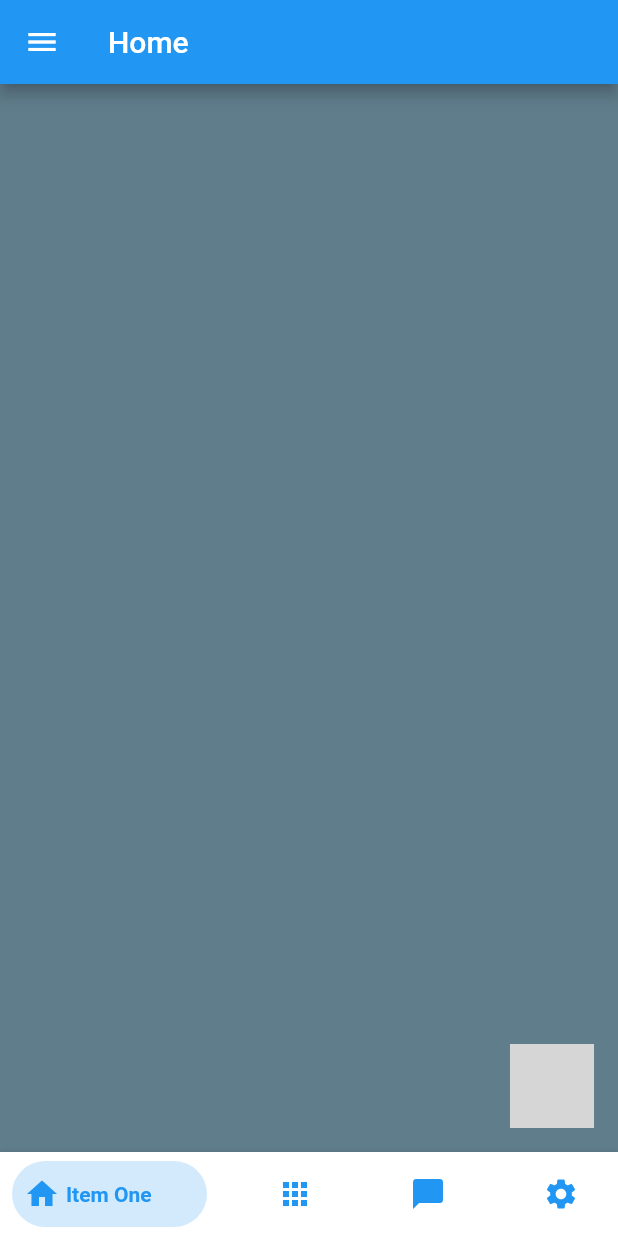
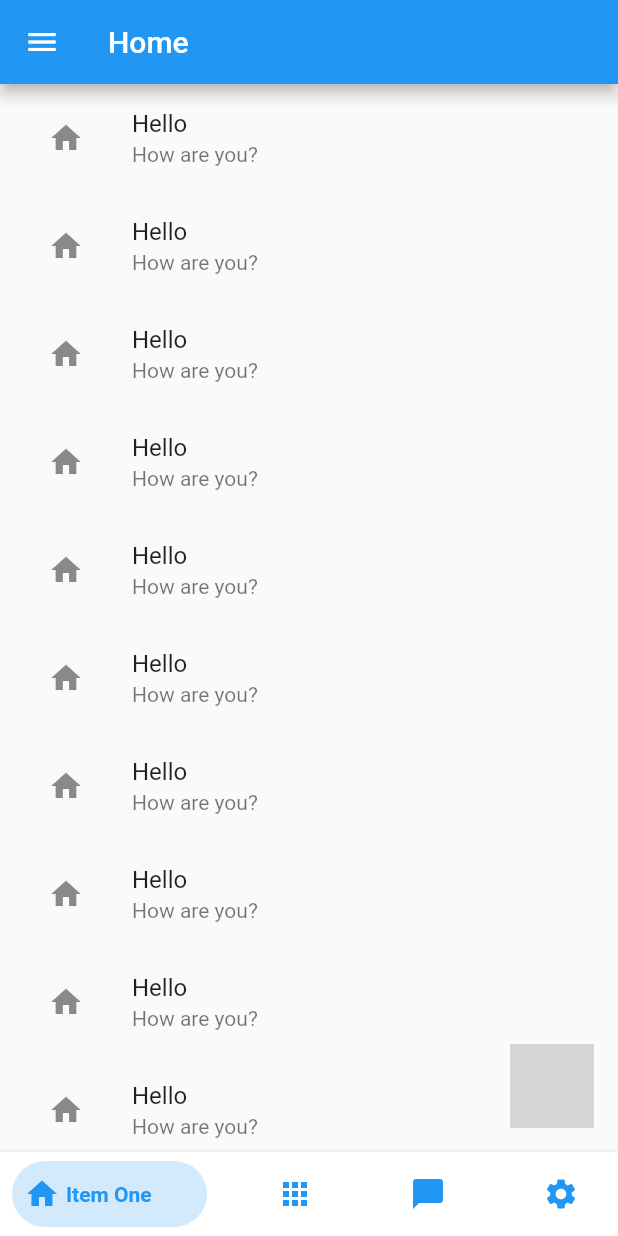
Before and after one commit to Reglament989/exyji, a Flutter app: the screen it shows after launch, after a tap on "Sign in", after a tap on "Skip", on a phone screen of 412 x 824 dp. Run offline on Flutter 3.47's test engine with Material 2 defaults, Android fonts, the phone set to English and light mode, and no system bars; drawn by our look-alikes of bottom_navy_bar, flutter_slidable; missing offline and left inert: fab_circular_menu; grey boxes are pictures that could not be loaded.

Commit message:
small improvments in login page, add infinity scroll lists to home for test perfomance. is awesome!!

```diff
--- a/lib/screens/home/components/body.dart
+++ b/lib/screens/home/components/body.dart
@@ -1,3 +1,4 @@
+import 'package:fl_reload/screens/home/components/page.dart';
 import 'package:flutter/material.dart';
 
 class Body extends StatelessWidget {
@@ -19,18 +20,10 @@ class Body extends StatelessWidget {
         controller: _pageController,
         onPageChanged: (index) => updateIndex(index),
         children: <Widget>[
-          Container(
-            color: Colors.blueGrey,
-          ),
-          Container(
-            color: Colors.red,
-          ),
-          Container(
-            color: Colors.green,
-          ),
-          Container(
-            color: Colors.blue,
-          ),
+          BodyPage(),
+          BodyPage(),
+          BodyPage(),
+          BodyPage(),
         ],
       ),
     );
--- /dev/null
+++ b/lib/screens/home/components/page.dart
@@ -0,0 +1,70 @@
+import 'package:flutter/material.dart';
+import 'package:flutter_slidable/flutter_slidable.dart';
+import 'package:uuid/uuid.dart';
+
+const uuid = Uuid();
+
+class BodyPage extends StatelessWidget {
+  @override
+  Widget build(BuildContext context) {
+    return Container(
+      child: ListView.builder(
+          itemBuilder: (BuildContext ctx, idx) => ListItem(
+                ctx: ctx,
+                idx: idx,
+                key: Key(uuid.v4()),
+                title: "Hello",
+                subtitle: "How are you?",
+                icon: Icons.home,
+              )),
+    );
+  }
+}
+
+class ListItem extends StatelessWidget {
+  final ctx, idx;
+  final String title, subtitle;
+  final IconData icon;
+
+  const ListItem(
+      {Key? key,
+      required this.ctx,
+      required this.idx,
+      required this.title,
+      required this.subtitle,
+      required this.icon})
+      : assert(ctx != null, idx != null),
+        super(key: key);
+  @override
+  Widget build(BuildContext context) {
+    return Slidable(
+        key: key,
+        actionPane: SlidableScrollActionPane(),
+        child: ListTile(
+          title: Text(title),
+          subtitle: Text(subtitle),
+          leading: Container(
+            width: 56,
+            height: 56,
+            child: Center(
+              child: Icon(icon),
+            ),
+          ),
+        ),
+        closeOnScroll: true,
+        // actions: [
+        //   IconSlideAction(
+        //     caption: "hello",
+        //     icon: Icons.access_time,
+        //   )
+        // ],
+        dismissal: SlidableDismissal(
+            child: SlidableDrawerDismissal(),
+            onDismissed: (actionType) {
+              print(actionType);
+            },
+            dismissThresholds: <SlideActionType, double>{
+              SlideActionType.primary: 0.2
+            }));
+  }
+}
--- a/lib/screens/login/components/footer.dart
+++ b/lib/screens/login/components/footer.dart
@@ -12,19 +12,19 @@ class Footer extends StatelessWidget {
       children: [
         Text(
           "Not have account? Sign up >",
-          style: TextStyle(fontSize: 13, color: Colors.black.withOpacity(0.5)),
+          style: TextStyle(fontSize: 13, color: Colors.white.withOpacity(0.7)),
         ),
         Row(
           children: [
             Text("Change server",
                 style: TextStyle(
-                    fontSize: 13, color: Colors.black.withOpacity(0.5))),
+                    fontSize: 13, color: Colors.white.withOpacity(0.7))),
             IconButton(
                 onPressed: () {},
                 icon: Icon(
                   Icons.info,
                   size: 18,
-                  color: Colors.black.withOpacity(0.5),
+                  color: Colors.white.withOpacity(0.6),
                 ))
           ],
         )
--- a/lib/screens/login/components/header_and_inputs.dart
+++ b/lib/screens/login/components/header_and_inputs.dart
@@ -34,7 +34,13 @@ class HeaderAndInputs extends StatelessWidget {
                     color: Colors.white.withOpacity(0.7),
                     fontWeight: FontWeight.w600),
               ),
-              TextField()
+              TextField(
+                decoration: InputDecoration(
+                    enabledBorder: UnderlineInputBorder(
+                  borderSide: BorderSide(
+                      color: Colors.lime.withOpacity(0.6), width: 2.0),
+                )),
+              )
             ],
           ),
         ),
@@ -47,7 +53,12 @@ class HeaderAndInputs extends StatelessWidget {
                   style: TextStyle(
                       color: Colors.white.withOpacity(0.8),
                       fontWeight: FontWeight.w600)),
-              TextField()
+              TextField(
+                  decoration: InputDecoration(
+                      enabledBorder: UnderlineInputBorder(
+                borderSide:
+                    BorderSide(color: Colors.lime.withOpacity(0.6), width: 2.0),
+              )))
             ],
           ),
         ),
--- a/pubspec.yaml
+++ b/pubspec.yaml
@@ -21,6 +21,8 @@ environment:
   sdk: '>=2.12.0 <3.0.0'
 
 dependencies:
+  uuid: 3.0.4
+  flutter_slidable: 0.6.0-nullsafety.0
   animations: ^2.0.0
   fab_circular_menu: ^1.0.0
   flutter:
```
Also changed, not shown: pubspec.lock.
